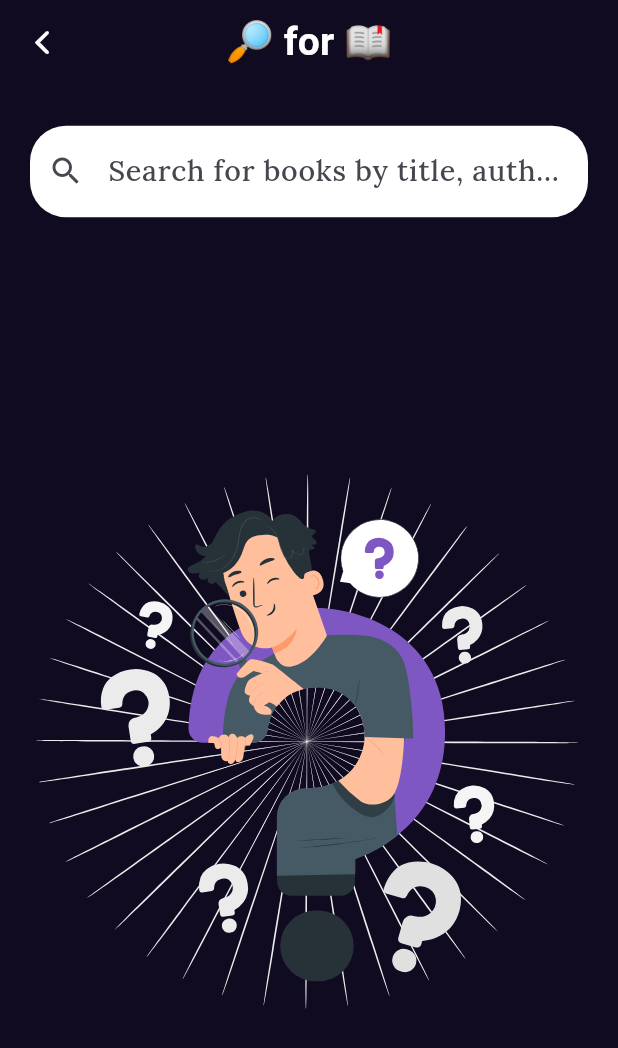
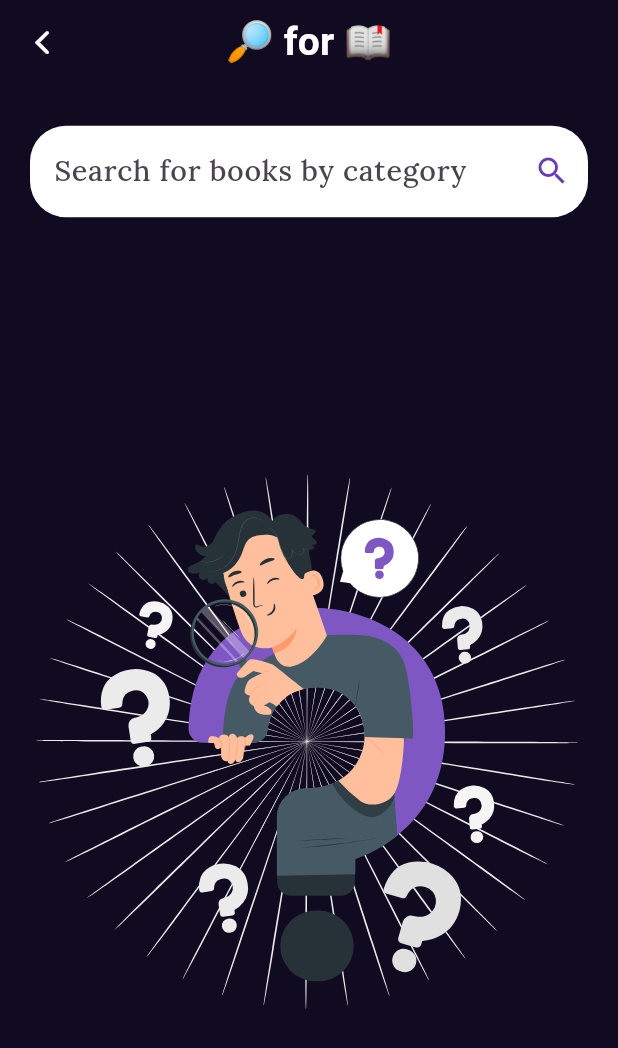
Before and after one commit to YOUSUF-IZZI/ebook-app, a Flutter app: the screen it shows after launch, after a tap on an icon or button, on a phone screen of 412 x 824 dp. Shown: the top 1048 px of the screen. Run offline on Flutter 3.47's test engine with Material 3 defaults, Android fonts, the phone set to English and light mode, and no system bars; our stand-ins replace bloc, dartz, dio, equatable, flutter_bloc, flutter_svg and 1 more; network calls fail.

Commit message:
finish search page

```diff
--- a/lib/core/utils/app_router.dart
+++ b/lib/core/utils/app_router.dart
@@ -2,6 +2,7 @@ import 'package:ebook/features/home/domain_layer/book_model/book_model.dart';
 import 'package:ebook/features/home/presentation_layer/cubits/similar_books/similar_books_cubit.dart';
 import 'package:ebook/features/home/presentation_layer/pages/book_detailed_page.dart';
 import 'package:ebook/features/home/presentation_layer/pages/home_page.dart';
+import 'package:ebook/features/search/presentation_layer/cubits/search/search_cubit.dart';
 import 'package:ebook/features/search/presentation_layer/pages/search_page.dart';
 import 'package:flutter_bloc/flutter_bloc.dart';
 import 'package:go_router/go_router.dart';
@@ -25,7 +26,10 @@ abstract class AppRouter {
     ),
     GoRoute(
       path: search,
-      builder: (context, state) => const SearchPage(),
+      builder: (context, state) => BlocProvider(
+        create: (context) => SearchCubit(),
+        child: const SearchPage(),
+      ),
     ),
   ]);
 }
--- a/lib/features/search/presentation_layer/widgets/search_page_app_bar.dart
+++ b/lib/features/search/presentation_layer/widgets/search_page_app_bar.dart
@@ -1,8 +1,12 @@
 import 'package:ebook/core/utils/app_colors.dart';
+import 'package:ebook/features/search/presentation_layer/cubits/search/search_cubit.dart';
 import 'package:flutter/cupertino.dart';
 import 'package:flutter/material.dart';
+import 'package:flutter_bloc/flutter_bloc.dart';
 import 'package:go_router/go_router.dart';
 import '../../../../core/utils/app_style.dart';
+
+final TextEditingController _searchController = TextEditingController();
 
 class SearchPageAppBar extends StatelessWidget {
   const SearchPageAppBar({
@@ -23,6 +27,7 @@ class SearchPageAppBar extends StatelessWidget {
         leading: IconButton(
           icon: const Icon(CupertinoIcons.back),
           onPressed: () {
+            _searchController.text = '';
             context.pop();
           },
         ),
@@ -33,12 +38,22 @@ class SearchPageAppBar extends StatelessWidget {
           child: Padding(
             padding: const EdgeInsets.all(20),
             child: TextField(
+              style: AppStyle.styleMedium16.copyWith(color: Colors.black),
+              controller: _searchController,
               decoration: InputDecoration(
-                hintText: 'Search for books by title, author, or category',
+                hintText: 'Search for books by category',
                 hintStyle: AppStyle.styleMedium16,
-                prefixIcon: IconButton(
-                  icon: const Icon(Icons.search),
-                  onPressed: () {},
+                suffixIcon: IconButton(
+                  icon: const Icon(
+                    Icons.search,
+                    color: Colors.deepPurple,
+                  ),
+                  onPressed: () {
+                    if (_searchController.text.isNotEmpty) {
+                      BlocProvider.of<SearchCubit>(context)
+                          .searchBooks(query: _searchController.text);
+                    }
+                  },
                 ),
                 filled: true,
                 fillColor: Colors.white,
--- a/lib/features/search/presentation_layer/widgets/search_page_body.dart
+++ b/lib/features/search/presentation_layer/widgets/search_page_body.dart
@@ -1,5 +1,8 @@
 import 'package:ebook/core/utils/app_colors.dart';
+import 'package:ebook/features/home/presentation_layer/widgets/best_seller_list_view_item.dart';
+import 'package:ebook/features/search/presentation_layer/cubits/search/search_cubit.dart';
 import 'package:flutter/material.dart';
+import 'package:flutter_bloc/flutter_bloc.dart';
 import 'package:flutter_svg/flutter_svg.dart';
 
 class SearchPageBody extends StatelessWidget {
@@ -7,6 +10,40 @@ class SearchPageBody extends StatelessWidget {
 
   @override
   Widget build(BuildContext context) {
+    return BlocBuilder<SearchCubit, SearchState>(
+      builder: (context, state) {
+        if (state is SearchLoading) {
+          return const SliverToBoxAdapter(
+            child: Center(
+              child: CircularProgressIndicator(
+                color: AppColors.primaryColor,
+              ),
+            ),
+          );
+        } else if (state is SearchSuccess) {
+          return SliverList.builder(
+            itemCount: state.books.length,
+            itemBuilder: (context, index) => Padding(
+              padding: const EdgeInsets.only(
+                  left: 20, right: 20, top: 20, bottom: 20),
+              child: NewestBooksListViewItem(
+                bookModel: state.books[index],
+              ),
+            ),
+          );
+        } else if (state is SearchFailure) {
+          return SliverToBoxAdapter(
+            child: Center(
+              child: Text(
+                state.message,
+                style: const TextStyle(
+                  color: AppColors.primaryColor,
+                  fontWeight: FontWeight.bold,
+                ),
+              ),
+            ),
+          );
+        } else {
           return SliverFillRemaining(
             child: Container(
               decoration: const BoxDecoration(
@@ -19,10 +56,13 @@ class SearchPageBody extends StatelessWidget {
               child: Padding(
                 padding: const EdgeInsets.symmetric(horizontal: 20.0),
                 child: Center(
-              child:
-                  SvgPicture.asset('assets/images/curiosity search-pana.svg')),
+                    child: SvgPicture.asset(
+                        'assets/images/curiosity search-pana.svg')),
               ),
             ),
           );
         }
+      },
+    );
   }
+}
```
Also changed, not shown: lib/features/home/presentation_layer/widgets/book_detailed_page_app_bar.dart (+6 -2 lines), lib/features/home/presentation_layer/widgets/suggested_books_component.dart (+11 -5 lines), lib/features/search/data_layer/search_service.dart (added, +30 -0 lines), lib/features/search/presentation_layer/cubits/search/search_cubit.dart (added, +19 -0 lines), lib/features/search/presentation_layer/cubits/search/search_state.dart (added, +22 -0 lines). Lines whose indentation alone changed are shown as unchanged.
